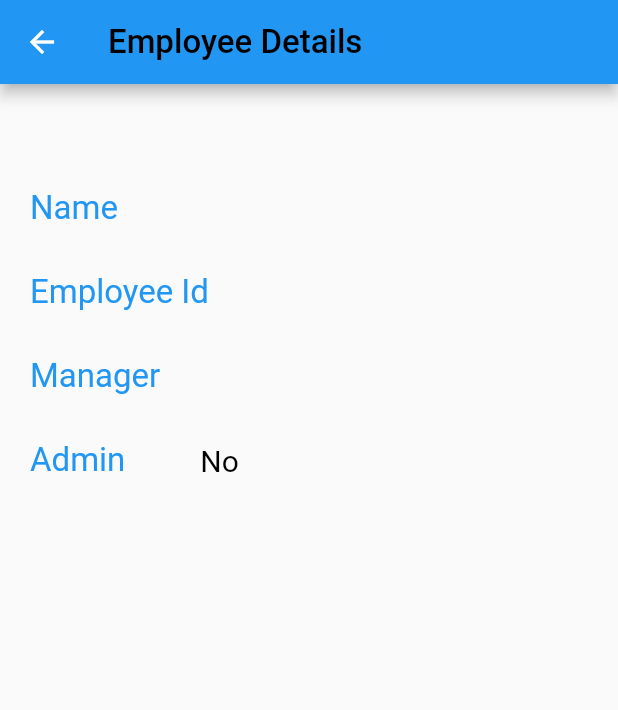
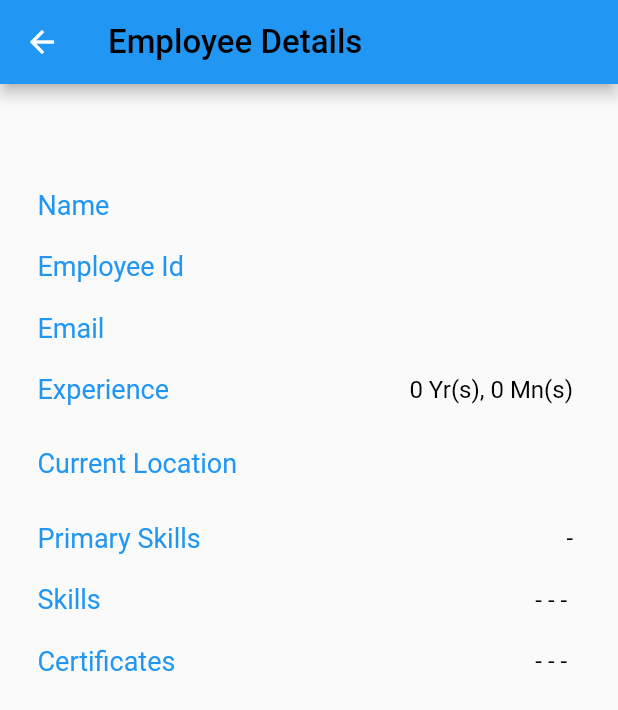
Before and after one commit to nishanthchandra90/ipp, a Flutter app: the ShowEmployeeScreen screen opened directly with empty values, on a phone screen of 412 x 824 dp. Shown: the top 710 px of the screen. Run offline on Flutter 3.47's test engine with Material 2 defaults, Android fonts, the phone set to English and light mode, and no system bars; our stand-ins replace basic_utils, numberpicker; network calls fail.

Commit message:
Fixed Employee details screen

```diff
--- a/internal_portal_projects/lib/screens/admin_screens/show_employee_detail.dart
+++ b/internal_portal_projects/lib/screens/admin_screens/show_employee_detail.dart
@@ -39,36 +39,59 @@ class ShowEmployeeState extends State<ShowEmployeeScreen> {
               employee.empName.toUpperCase(),
             ),
             SizedBox(
-              height: 30,
+              height: 20,
             ),
             _createRow("Employee Id", employee.employeeId.toUpperCase()),
             SizedBox(
-              height: 30,
+              height: 20,
             ),
-            _createRow("Manager", employee.email),
+            _createRow("Email", employee.email),
             SizedBox(
-              height: 30,
+              height: 20,
             ),
-            _createRow("Admin", employee.isAdmin ? 'Yes' : 'No'),
+            _createRow(
+                "Experience",
+                employee.expYears.toString() +
+                    ' Yr(s), ' +
+                    employee.expMonths.toString() +
+                    ' Mn(s)'),
+            SizedBox(
+              height: 20,
+            ),
+            _createRow("Current Location",
+                employee.building + '\n' + employee.currLocation),
+            SizedBox(
+              height: 20,
+            ),
+            _createRow("Primary Skills",
+                employee.platform + '-' + employee.platformName),
+            SizedBox(
+              height: 20,
+            ),
+            _createRow("Skills",
+                employee.secSkills.isEmpty ? '- - - ' : employee.secSkills),
+            SizedBox(
+              height: 20,
+            ),
+            _createRow("Certificates",
+                employee.secSkills.isEmpty ? '- - - ' : employee.certificates),
           ])),
     );
   }
 
   _createRow(String fieldName, String fieldVal) {
-    return Row(
-      mainAxisAlignment: MainAxisAlignment.center,
-      children: [
-        IPPText.simpleText(fieldName,
-            fontWeight: FontWeight.bold, fontSize: 22, color: Colors.blue),
-        SizedBox(
-          width: 50,
-        ),
-        Expanded(
-            child: IPPText.simpleText(
-          fieldVal,
-          fontSize: 20,
-        )),
-      ],
-    );
+    return Padding(
+        padding: EdgeInsets.fromLTRB(5, 0, 20, 0),
+        child: Row(
+          mainAxisAlignment: MainAxisAlignment.spaceBetween,
+          children: [
+            IPPText.simpleText(fieldName,
+                fontWeight: FontWeight.bold, fontSize: 18, color: Colors.blue),
+            IPPText.simpleText(
+              fieldVal,
+              fontSize: 16,
+            )
+          ],
+        ));
   }
 }
```
Also changed, not shown: internal_portal_projects/lib/screens/admin_screens/show_all_employees_screen.dart (+42 -18 lines), 1 other file.
